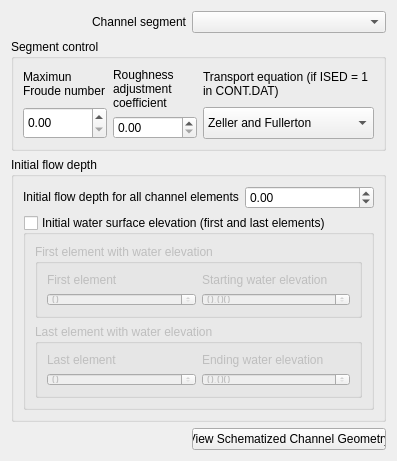
Qt form flo2d/ui/channels_editor.ui (FLO-2DSoftware/qgis-flo-2d-plugin) before a commit.
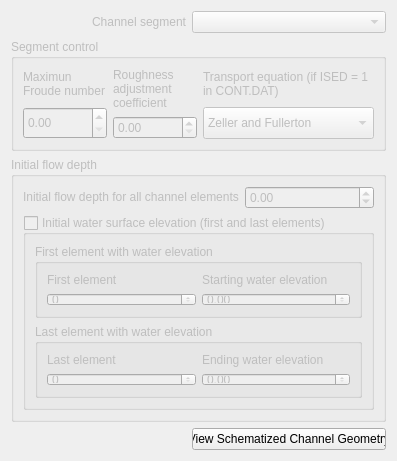
The same form after that commit.

Commit message: 1) new breach widged, breach global and individual dialogs, breach db defaults. 2) Channels: consistencies between CHAN.DAT and CHANBANK.DAT

```diff
--- a/flo2d/ui/channels_editor.ui
+++ b/flo2d/ui/channels_editor.ui
@@ -28,6 +28,9 @@
   <layout class="QGridLayout" name="gridLayout_5">
    <item row="1" column="0" colspan="2">
     <widget class="QGroupBox" name="segment_control_grp">
+     <property name="enabled">
+      <bool>false</bool>
+     </property>
      <property name="sizePolicy">
       <sizepolicy hsizetype="Preferred" vsizetype="Preferred">
        <horstretch>0</horstretch>
@@ -221,6 +224,9 @@
    </item>
    <item row="2" column="0" colspan="2">
     <widget class="QGroupBox" name="initial_flow_depth_grp">
+     <property name="enabled">
+      <bool>false</bool>
+     </property>
      <property name="title">
       <string>Initial flow depth</string>
      </property>
@@ -413,10 +419,17 @@
     </widget>
    </item>
    <item row="0" column="1">
-    <widget class="QComboBox" name="channel_segment_cbo"/>
+    <widget class="QComboBox" name="channel_segment_cbo">
+     <property name="enabled">
+      <bool>false</bool>
+     </property>
+    </widget>
    </item>
    <item row="0" column="0">
     <widget class="QLabel" name="label_19">
+     <property name="enabled">
+      <bool>false</bool>
+     </property>
      <property name="sizePolicy">
       <sizepolicy hsizetype="Preferred" vsizetype="Preferred">
        <horstretch>0</horstretch>
```
The commit also changes 16 other files.
